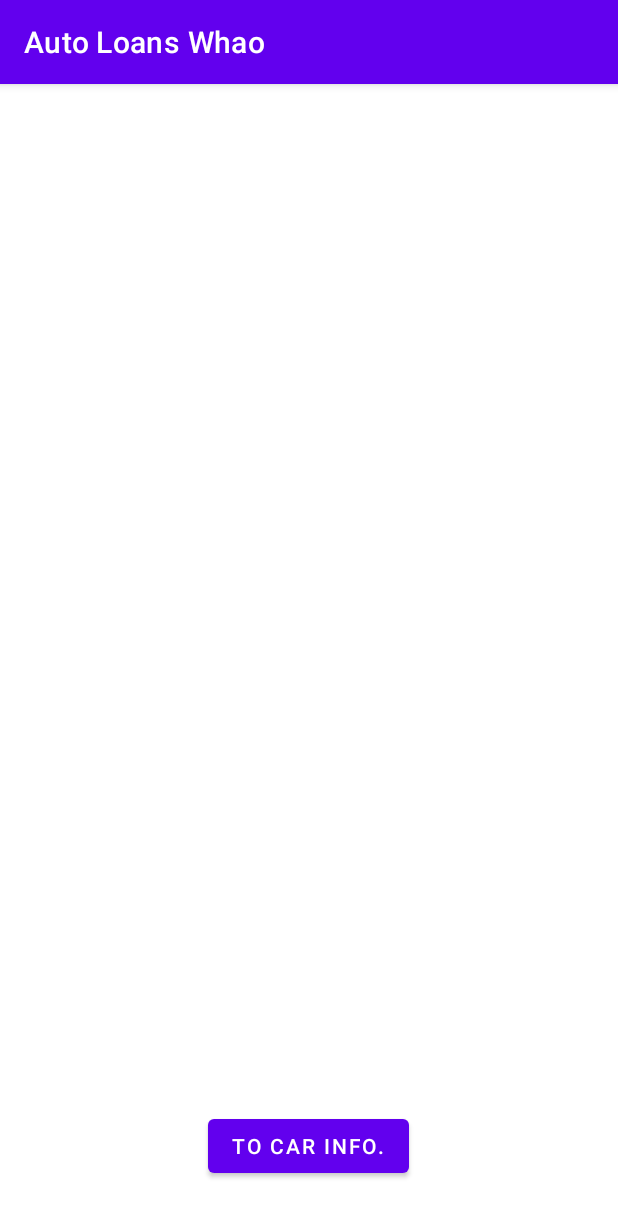
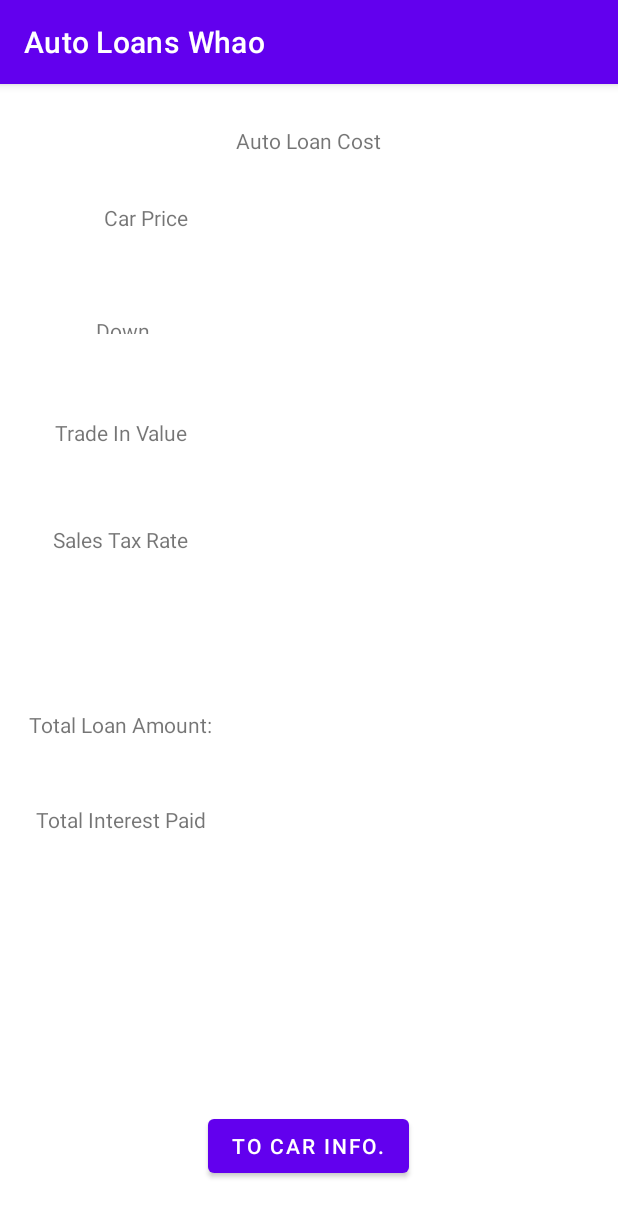
Before and after one commit to ThompsonSeamus/auto-loans-whao, an Android app: the LoanReportActivity screen opened directly, with no data from a screen before it, on a phone screen of 412 x 824 dp. Shown: the top 1217 px of the screen. Run offline under Robolectric (Android 15) with nearby library versions, the phone set to English and light mode, and no system bars.

Commit message:
Fixing Second Layout TODO FINISH IT

```diff
--- a/app/src/main/res/layout/activity_loan_report.xml
+++ b/app/src/main/res/layout/activity_loan_report.xml
@@ -5,6 +5,17 @@
     android:layout_width="match_parent"
     android:layout_height="match_parent"
     tools:context=".LoanReportActivity">
+
+    <TextView
+        android:id="@+id/autoLoans"
+        android:layout_width="wrap_content"
+        android:layout_height="wrap_content"
+        android:layout_marginTop="28dp"
+        android:text="@string/autoLoanTitle"
+        app:layout_constraintEnd_toEndOf="parent"
+        app:layout_constraintHorizontal_bias="0.498"
+        app:layout_constraintStart_toStartOf="parent"
+        app:layout_constraintTop_toTopOf="parent" />
 
     <Button
         android:id="@+id/carInfo"
@@ -17,4 +28,71 @@
         app:layout_constraintEnd_toEndOf="parent"
         app:layout_constraintHorizontal_bias="0.498"
         app:layout_constraintStart_toStartOf="parent" />
+
+    <TextView
+        android:id="@+id/carPrice"
+        android:layout_width="wrap_content"
+        android:layout_height="wrap_content"
+        android:layout_marginTop="32dp"
+        android:layout_marginEnd="32dp"
+        android:text="@string/carPrice"
+        app:layout_constraintEnd_toStartOf="@+id/autoLoans"
+        app:layout_constraintTop_toBottomOf="@+id/autoLoans" />
+
+    <TextView
+        android:id="@+id/downPayment"
+        android:layout_width="65dp"
+        android:layout_height="12dp"
+        android:layout_marginTop="56dp"
+        android:layout_marginEnd="28dp"
+        android:text="@string/down_payment"
+        app:layout_constraintEnd_toStartOf="@+id/autoLoans"
+        app:layout_constraintTop_toBottomOf="@+id/carPrice" />
+
+    <TextView
+        android:id="@+id/tradeInValue"
+        android:layout_width="wrap_content"
+        android:layout_height="wrap_content"
+        android:layout_marginTop="124dp"
+        android:layout_marginEnd="4dp"
+        android:text="@string/trade_in_value"
+        app:layout_constraintEnd_toEndOf="@+id/downPayment"
+        app:layout_constraintTop_toBottomOf="@+id/carPrice" />
+
+    <TextView
+        android:id="@+id/salesTax"
+        android:layout_width="wrap_content"
+        android:layout_height="wrap_content"
+        android:layout_marginTop="52dp"
+        android:text="@string/sales_tax"
+        app:layout_constraintEnd_toEndOf="@+id/tradeInValue"
+        app:layout_constraintTop_toBottomOf="@+id/tradeInValue" />
+
+    <androidx.constraintlayout.widget.Guideline
+        android:id="@+id/guideline2"
+        android:layout_width="wrap_content"
+        android:layout_height="wrap_content"
+        android:orientation="horizontal"
+        app:layout_constraintGuide_begin="352dp" />
+
+    <TextView
+        android:id="@+id/totalLoanAmount"
+        android:layout_width="wrap_content"
+        android:layout_height="wrap_content"
+        android:layout_marginTop="104dp"
+        android:text="@string/total_loan_amount_fixed"
+        app:layout_constraintEnd_toEndOf="@+id/salesTax"
+        app:layout_constraintStart_toStartOf="@+id/salesTax"
+        app:layout_constraintTop_toBottomOf="@+id/salesTax" />
+
+    <TextView
+        android:id="@+id/totalInterestPaid"
+        android:layout_width="wrap_content"
+        android:layout_height="wrap_content"
+        android:layout_marginTop="44dp"
+        android:text="@string/total_interest_paid"
+        app:layout_constraintEnd_toEndOf="@+id/totalLoanAmount"
+        app:layout_constraintStart_toStartOf="@+id/totalLoanAmount"
+        app:layout_constraintTop_toBottomOf="@+id/totalLoanAmount" />
+
 </androidx.constraintlayout.widget.ConstraintLayout>
--- a/app/src/main/res/values/strings.xml
+++ b/app/src/main/res/values/strings.xml
@@ -13,4 +13,9 @@
     <string name="fourtyeight">48</string>
     <string name="sixty">60</string>
     <string name="seventytwo">72</string>
+    <string name="autoLoanTitle">Auto Loan Cost</string>
+    <string name="carPrice">Car Price</string>
+    <string name="total_loan_amount">"Total Loan Amount: "</string>
+    <string name="total_loan_amount_fixed">Total Loan Amount:</string>
+    <string name="total_interest_paid">Total Interest Paid</string>
 </resources>
```
